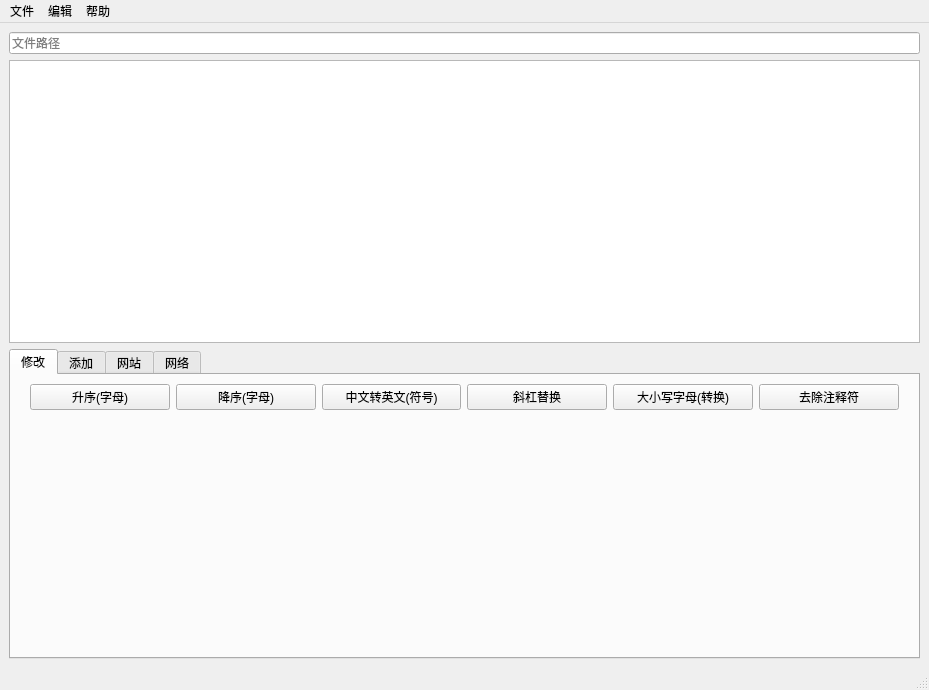
The window that src/processtext.ui (ACodeHX/ProcessText) describes before a commit, drawn with Qt 5.
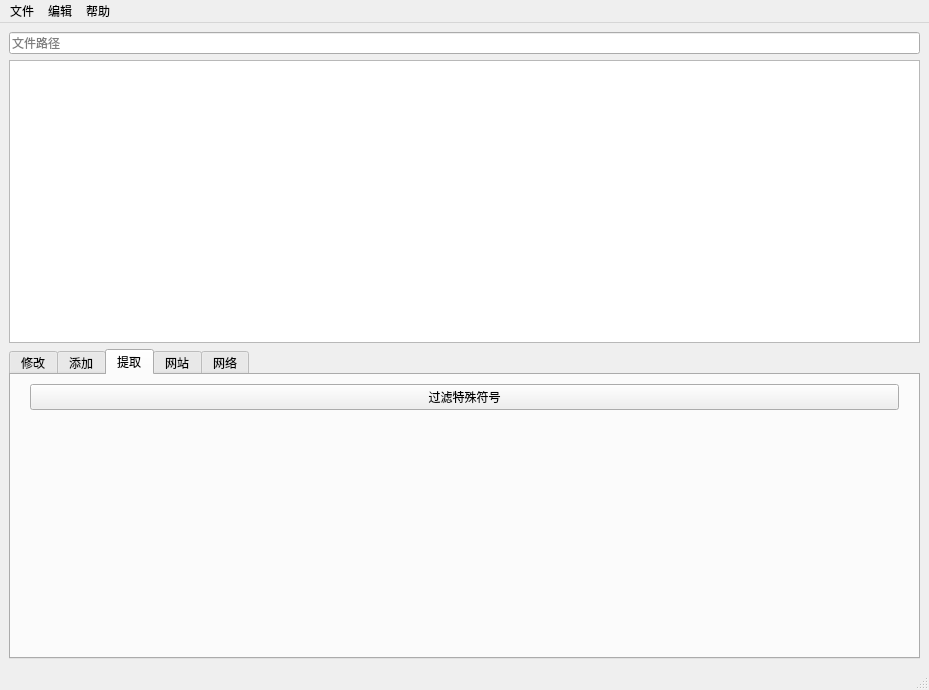
The same window after the commit. Icons and pictures are not drawn.

Commit message: [Feat]Add filterSpecialChars Function

The edit to the form file:
```diff
--- a/src/processtext.ui
+++ b/src/processtext.ui
@@ -57,7 +57,7 @@
          </sizepolicy>
         </property>
         <property name="currentIndex">
-         <number>0</number>
+         <number>2</number>
         </property>
         <widget class="QWidget" name="tab">
          <attribute name="title">
@@ -237,6 +237,73 @@
           </item>
          </layout>
         </widget>
+        <widget class="QWidget" name="tab_5">
+         <attribute name="title">
+          <string>提取</string>
+         </attribute>
+         <layout class="QVBoxLayout" name="verticalLayout_6">
+          <item>
+           <layout class="QVBoxLayout" name="verticalLayout_5">
+            <item>
+             <layout class="QGridLayout" name="gridLayout_17">
+              <item row="0" column="2">
+               <spacer name="horizontalSpacer_18">
+                <property name="orientation">
+                 <enum>Qt::Orientation::Horizontal</enum>
+                </property>
+                <property name="sizeType">
+                 <enum>QSizePolicy::Policy::Maximum</enum>
+                </property>
+                <property name="sizeHint" stdset="0">
+                 <size>
+                  <width>10</width>
+                  <height>20</height>
+                 </size>
+                </property>
+               </spacer>
+              </item>
+              <item row="0" column="1">
+               <widget class="QPushButton" name="filterSpecialCharsButton">
+                <property name="text">
+                 <string>过滤特殊符号</string>
+                </property>
+               </widget>
+              </item>
+              <item row="0" column="0">
+               <spacer name="horizontalSpacer_17">
+                <property name="orientation">
+                 <enum>Qt::Orientation::Horizontal</enum>
+                </property>
+                <property name="sizeType">
+                 <enum>QSizePolicy::Policy::Maximum</enum>
+                </property>
+                <property name="sizeHint" stdset="0">
+                 <size>
+                  <width>10</width>
+                  <height>20</height>
+                 </size>
+                </property>
+               </spacer>
+              </item>
+              <item row="1" column="1">
+               <spacer name="verticalSpacer_9">
+                <property name="orientation">
+                 <enum>Qt::Orientation::Vertical</enum>
+                </property>
+                <property name="sizeHint" stdset="0">
+                 <size>
+                  <width>20</width>
+                  <height>40</height>
+                 </size>
+                </property>
+               </spacer>
+              </item>
+             </layout>
+            </item>
+           </layout>
+          </item>
+         </layout>
+        </widget>
         <widget class="QWidget" name="tab_3">
          <attribute name="title">
           <string>网站</string>
```
The commit also changes 2 other files.
